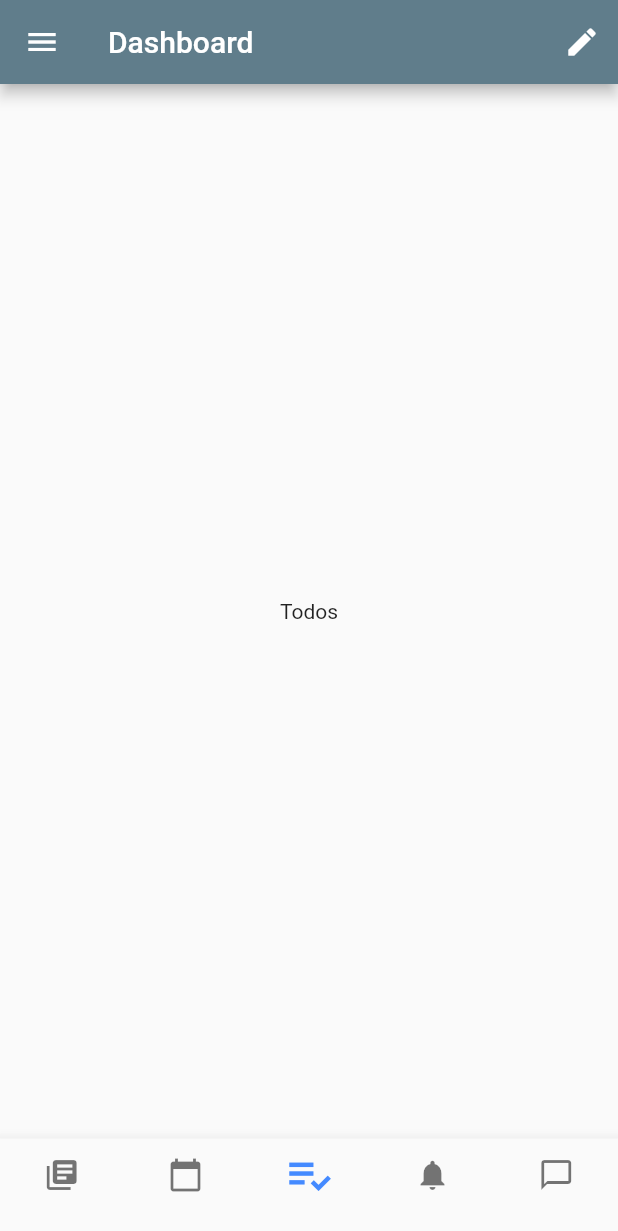
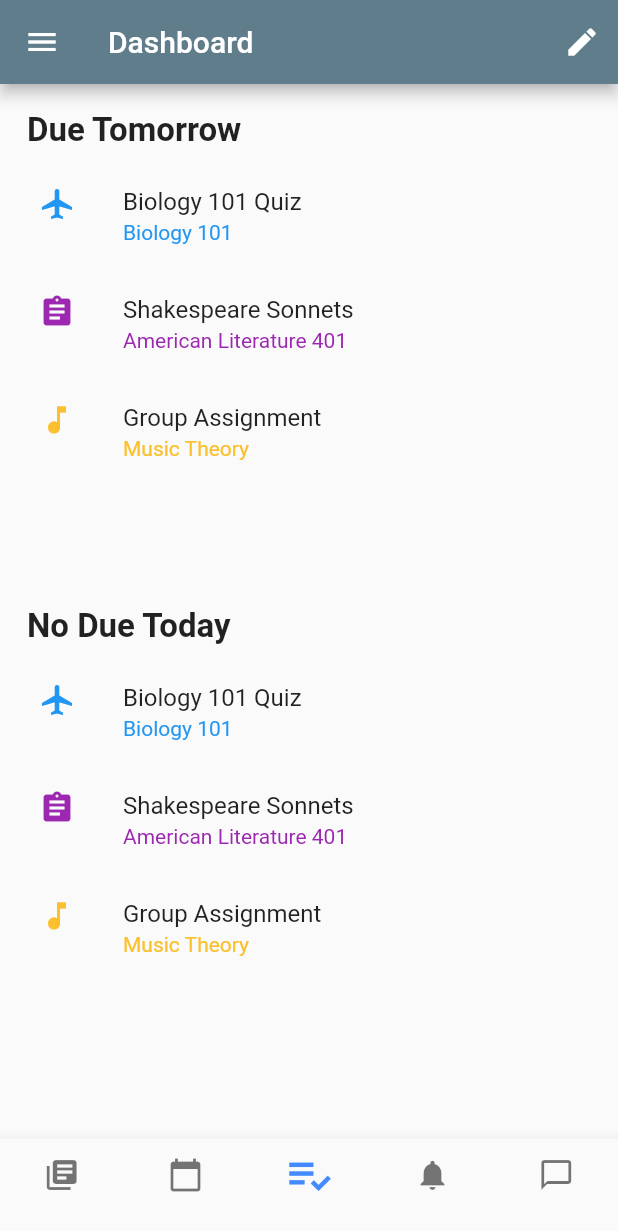
Before and after one commit to UmairJibran/canvasstudent, a Flutter app: the screen it shows after launch, item 3 of the bottom bar chosen, on a phone screen of 412 x 824 dp. Shown: the top 1231 px of the screen. Run offline on Flutter 3.47's test engine with Material 2 defaults, Android fonts, the phone set to English and light mode, and no system bars; our stand-ins replace auto_size_text.

Commit message:
completed screen 3

```diff
--- a/lib/data/dummy.dart
+++ b/lib/data/dummy.dart
@@ -38,3 +38,24 @@ final List subjects = [
     "color": Colors.deepPurple,
   },
 ];
+
+final List<Map<String, dynamic>> assignments = [
+  {
+    "assignmentTitle": "Biology 101 Quiz",
+    "subject": "Biology 101",
+    "color": Colors.blue,
+    "icon": Icons.airplanemode_active,
+  },
+  {
+    "assignmentTitle": "Shakespeare Sonnets",
+    "subject": "American Literature 401",
+    "color": Colors.purple,
+    "icon": Icons.assignment,
+  },
+  {
+    "assignmentTitle": "Group Assignment",
+    "subject": "Music Theory",
+    "color": Colors.yellow[700],
+    "icon": Icons.music_note,
+  },
+];
--- a/lib/screens/home_screens/todos.dart
+++ b/lib/screens/home_screens/todos.dart
@@ -1,12 +1,71 @@
+import 'package:canvasstudent/data/dummy.dart';
+import 'package:canvasstudent/widgets/assignment_tile.dart';
 import 'package:flutter/material.dart';
 
 class Todos extends StatelessWidget {
+  static const String route = "/courseDetail";
   @override
   Widget build(BuildContext context) {
-    return Container(
-      child: Center(
-        child: Text(
-          "Todos",
+    return Scaffold(
+      body: Container(
+        padding: EdgeInsets.only(left: 10, top: 10),
+        height: MediaQuery.of(context).size.height,
+        child: Column(
+          crossAxisAlignment: CrossAxisAlignment.start,
+          children: [
+            Padding(
+              padding: const EdgeInsets.all(8.0),
+              child: Text(
+                "Due Tomorrow",
+                style: TextStyle(
+                  color: Colors.black87,
+                  fontSize: 22,
+                  fontWeight: FontWeight.bold,
+                ),
+              ),
+            ),
+            Container(
+              height: MediaQuery.of(context).size.height * 0.35,
+              width: MediaQuery.of(context).size.width,
+              child: ListView.builder(
+                itemCount: 3,
+                itemBuilder: (_, index) {
+                  return AssignmentTile(
+                    assignments[index]["assignmentTitle"],
+                    subjectName: assignments[index]["subject"],
+                    color: assignments[index]["color"],
+                    icon: assignments[index]["icon"],
+                  );
+                },
+              ),
+            ),
+            Padding(
+              padding: const EdgeInsets.all(8.0),
+              child: Text(
+                "No Due Today",
+                style: TextStyle(
+                  color: Colors.black87,
+                  fontSize: 22,
+                  fontWeight: FontWeight.bold,
+                ),
+              ),
+            ),
+            Container(
+              height: MediaQuery.of(context).size.height * 0.3,
+              width: MediaQuery.of(context).size.width,
+              child: ListView.builder(
+                itemCount: 3,
+                itemBuilder: (_, index) {
+                  return AssignmentTile(
+                    assignments[index]["assignmentTitle"],
+                    subjectName: assignments[index]["subject"],
+                    icon: assignments[index]["icon"],
+                    color: assignments[index]["color"],
+                  );
+                },
+              ),
+            ),
+          ],
         ),
       ),
     );
--- /dev/null
+++ b/lib/widgets/assignment_tile.dart
@@ -0,0 +1,35 @@
+import 'package:flutter/material.dart';
+
+class AssignmentTile extends StatelessWidget {
+  final String assignmentName;
+  final String subjectName;
+  final Color color;
+  final IconData icon;
+
+  const AssignmentTile(
+    this.assignmentName, {
+    this.icon,
+    this.subjectName,
+    this.color,
+  });
+
+  @override
+  Widget build(BuildContext context) {
+    return Container(
+      width: MediaQuery.of(context).size.width,
+      child: ListTile(
+        title: Text(assignmentName),
+        subtitle: Text(
+          subjectName,
+          style: TextStyle(
+            color: color,
+          ),
+        ),
+        leading: Icon(
+          icon,
+          color: color,
+        ),
+      ),
+    );
+  }
+}
```
